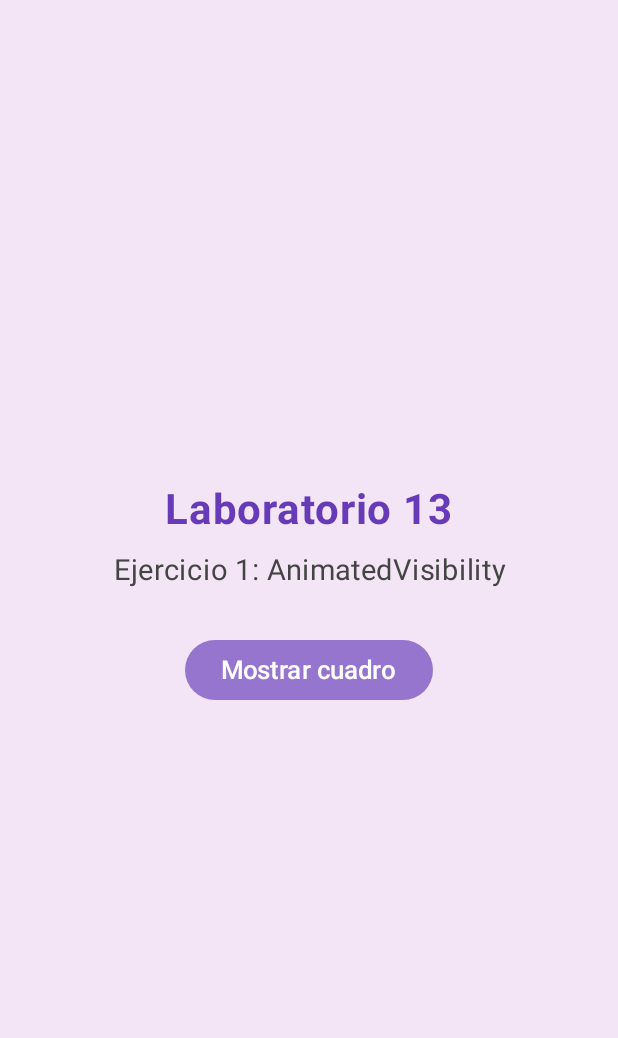
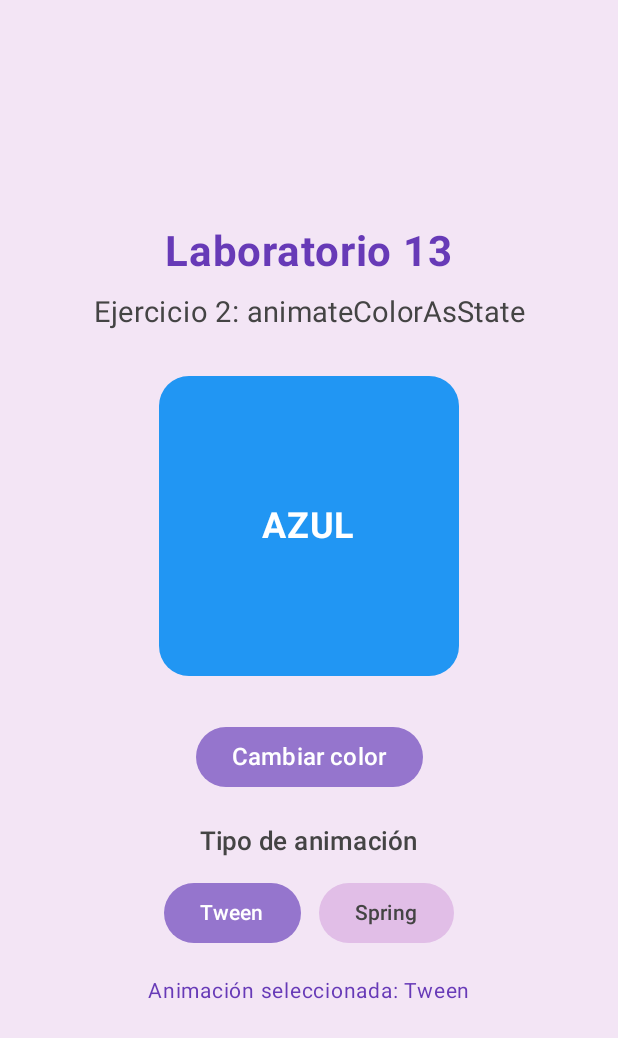
Before and after one commit to ariadnacoyla-max/AnimacionesLab13, an Android app built with Jetpack Compose: the screen it shows after launch (MainActivity), on a phone screen of 412 x 824 dp. Shown: the top 1038 px of the screen. Run offline under Robolectric (Android 15) with nearby library versions, the phone set to English and light mode, and no system bars.

Commit message:
Implementar ejercicio 2 animateColorAsState con Tween y Spring

```diff
--- /dev/null
+++ b/app/src/main/java/com/tecsup/animacioneslab13/Ejercicio2.kt
@@ -0,0 +1,189 @@
+package com.tecsup.animacioneslab13
+
+import androidx.compose.animation.animateColorAsState
+import androidx.compose.animation.core.spring
+import androidx.compose.animation.core.tween
+import androidx.compose.foundation.background
+import androidx.compose.foundation.layout.*
+import androidx.compose.foundation.shape.RoundedCornerShape
+import androidx.compose.material3.*
+import androidx.compose.runtime.*
+import androidx.compose.ui.Alignment
+import androidx.compose.ui.Modifier
+import androidx.compose.ui.graphics.Color
+import androidx.compose.ui.text.font.FontWeight
+import androidx.compose.ui.text.style.TextAlign
+import androidx.compose.ui.tooling.preview.Preview
+import androidx.compose.ui.unit.dp
+import androidx.compose.ui.unit.sp
+
+@Composable
+fun PantallaEjercicio2(modifier: Modifier = Modifier) {
+
+    // Estado que controla el color del cuadro.
+    var esAzul by remember { mutableStateOf(true) }
+
+    // Estado que permite elegir entre Tween y Spring.
+    var usarSpring by remember { mutableStateOf(false) }
+
+    // Colores utilizados en el ejercicio.
+    val azul = Color(0xFF2196F3)
+    val verde = Color(0xFF4CAF50)
+    val lila = Color(0xFF9575CD)
+    val fondoLila = Color(0xFFF3E5F5)
+
+    // Animación suave del color utilizando Tween o Spring.
+    val colorAnimado by animateColorAsState(
+        targetValue = if (esAzul) azul else verde,
+        animationSpec = if (usarSpring) {
+            spring()
+        } else {
+            tween(durationMillis = 1200)
+        },
+        label = "AnimacionColor"
+    )
+
+    Column(
+        modifier = modifier
+            .fillMaxSize()
+            .background(fondoLila)
+            .padding(24.dp),
+        horizontalAlignment = Alignment.CenterHorizontally,
+        verticalArrangement = Arrangement.Center
+    ) {
+
+        // Título principal.
+        Text(
+            text = "Laboratorio 13",
+            fontSize = 28.sp,
+            fontWeight = FontWeight.Bold,
+            color = Color(0xFF673AB7)
+        )
+
+        Spacer(modifier = Modifier.height(12.dp))
+
+        Text(
+            text = "Ejercicio 2: animateColorAsState",
+            fontSize = 19.sp,
+            color = Color.DarkGray,
+            textAlign = TextAlign.Center
+        )
+
+        Spacer(modifier = Modifier.height(30.dp))
+
+        // Cuadro que cambia suavemente entre azul y verde.
+        Box(
+            modifier = Modifier
+                .size(200.dp)
+                .background(
+                    color = colorAnimado,
+                    shape = RoundedCornerShape(20.dp)
+                ),
+            contentAlignment = Alignment.Center
+        ) {
+            Text(
+                text = if (esAzul) "AZUL" else "VERDE",
+                color = Color.White,
+                fontSize = 24.sp,
+                fontWeight = FontWeight.Bold
+            )
+        }
+
+        Spacer(modifier = Modifier.height(30.dp))
+
+        // Botón que cambia el color del cuadro.
+        Button(
+            onClick = {
+                esAzul = !esAzul
+            },
+            colors = ButtonDefaults.buttonColors(
+                containerColor = lila
+            )
+        ) {
+            Text(
+                text = "Cambiar color",
+                fontSize = 16.sp
+            )
+        }
+
+        Spacer(modifier = Modifier.height(20.dp))
+
+        Text(
+            text = "Tipo de animación",
+            fontSize = 17.sp,
+            fontWeight = FontWeight.SemiBold,
+            color = Color.DarkGray
+        )
+
+        Spacer(modifier = Modifier.height(12.dp))
+
+        // Botones para seleccionar Tween o Spring.
+        Row(
+            horizontalArrangement = Arrangement.spacedBy(12.dp),
+            verticalAlignment = Alignment.CenterVertically
+        ) {
+
+            // Botón Tween.
+            Button(
+                onClick = {
+                    usarSpring = false
+                },
+                colors = ButtonDefaults.buttonColors(
+                    containerColor = if (!usarSpring)
+                        lila
+                    else
+                        Color(0xFFE1BEE7)
+                )
+            ) {
+                Text(
+                    text = "Tween",
+                    color = if (!usarSpring)
+                        Color.White
+                    else
+                        Color.DarkGray
+                )
+            }
+
+            // Botón Spring.
+            Button(
+                onClick = {
+                    usarSpring = true
+                },
+                colors = ButtonDefaults.buttonColors(
+                    containerColor = if (usarSpring)
+                        lila
+                    else
+                        Color(0xFFE1BEE7)
+                )
+            ) {
+                Text(
+                    text = "Spring",
+                    color = if (usarSpring)
+                        Color.White
+                    else
+                        Color.DarkGray
+                )
+            }
+        }
+
+        Spacer(modifier = Modifier.height(16.dp))
+
+        // Muestra el tipo de animación seleccionado.
+        Text(
+            text = if (usarSpring)
+                "Animación seleccionada: Spring"
+            else
+                "Animación seleccionada: Tween",
+            fontSize = 14.sp,
+            color = Color(0xFF673AB7)
+        )
+
+    } // Fin del Column
+
+} // Fin de PantallaEjercicio2
+
+@Preview(showBackground = true)
+@Composable
+fun Ejercicio2Preview() {
+    PantallaEjercicio2()
+}
--- a/app/src/main/java/com/tecsup/animacioneslab13/MainActivity.kt
+++ b/app/src/main/java/com/tecsup/animacioneslab13/MainActivity.kt
@@ -38,9 +38,9 @@ class MainActivity : ComponentActivity() {
                     modifier = Modifier.fillMaxSize(),
                     containerColor = FondoLila
                 ) { innerPadding ->
-                    PantallaAnimacion(
+                    PantallaEjercicio2(
                         modifier = Modifier.padding(innerPadding)
-                    )
+                                        )
                 }
             }
         }
```
